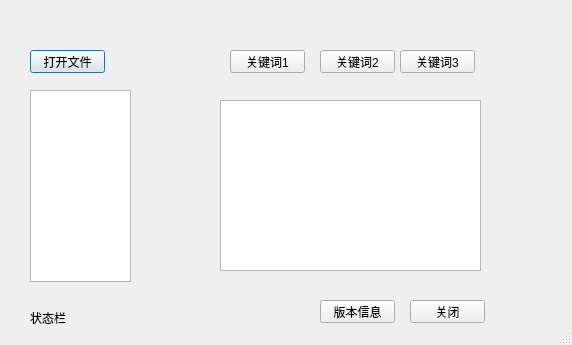
Qt form keyfind.ui (liuyang1988/keyfind) before a commit.
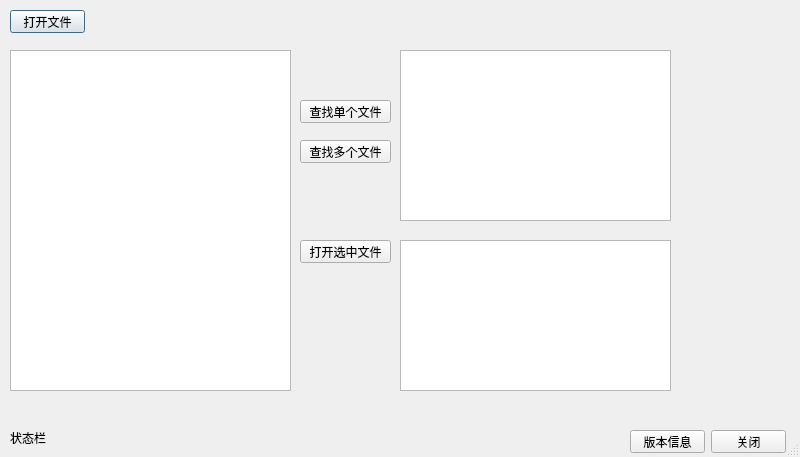
The same form after that commit.

Commit message:
增加了查找按钮的功能
增加了查找按钮的功能

```diff
--- a/keyfind.ui
+++ b/keyfind.ui
@@ -6,8 +6,8 @@
    <rect>
     <x>0</x>
     <y>0</y>
-    <width>572</width>
-    <height>345</height>
+    <width>800</width>
+    <height>457</height>
    </rect>
   </property>
   <property name="windowTitle">
@@ -19,8 +19,8 @@
   <widget class="QPushButton" name="pushButton_fileopen">
    <property name="geometry">
     <rect>
-     <x>30</x>
-     <y>50</y>
+     <x>10</x>
+     <y>10</y>
      <width>75</width>
      <height>23</height>
     </rect>
@@ -32,47 +32,47 @@
   <widget class="QPushButton" name="pushButton_keyword3">
    <property name="geometry">
     <rect>
-     <x>400</x>
-     <y>50</y>
-     <width>75</width>
+     <x>300</x>
+     <y>240</y>
+     <width>91</width>
      <height>23</height>
     </rect>
    </property>
    <property name="text">
-    <string>关键词3</string>
+    <string>打开选中文件</string>
    </property>
   </widget>
   <widget class="QPushButton" name="pushButton_keyword1">
    <property name="geometry">
     <rect>
-     <x>230</x>
-     <y>50</y>
-     <width>75</width>
+     <x>300</x>
+     <y>100</y>
+     <width>91</width>
      <height>23</height>
     </rect>
    </property>
    <property name="text">
-    <string>关键词1</string>
+    <string>查找单个文件</string>
    </property>
   </widget>
   <widget class="QPushButton" name="pushButton_keyword2">
    <property name="geometry">
     <rect>
-     <x>320</x>
-     <y>50</y>
-     <width>75</width>
+     <x>300</x>
+     <y>140</y>
+     <width>91</width>
      <height>23</height>
     </rect>
    </property>
    <property name="text">
-    <string>关键词2</string>
+    <string>查找多个文件</string>
    </property>
   </widget>
   <widget class="QPushButton" name="pushButton_version">
    <property name="geometry">
     <rect>
-     <x>320</x>
-     <y>300</y>
+     <x>630</x>
+     <y>430</y>
      <width>75</width>
      <height>23</height>
     </rect>
@@ -84,8 +84,8 @@
   <widget class="QPushButton" name="pushButton_close">
    <property name="geometry">
     <rect>
-     <x>410</x>
-     <y>300</y>
+     <x>711</x>
+     <y>430</y>
      <width>75</width>
      <height>23</height>
     </rect>
@@ -94,22 +94,12 @@
     <string>关闭</string>
    </property>
   </widget>
-  <widget class="QListView" name="listView_filenames">
-   <property name="geometry">
-    <rect>
-     <x>30</x>
-     <y>90</y>
-     <width>101</width>
-     <height>192</height>
-    </rect>
-   </property>
-  </widget>
   <widget class="QLabel" name="label_status">
    <property name="geometry">
     <rect>
-     <x>30</x>
-     <y>310</y>
-     <width>271</width>
+     <x>10</x>
+     <y>430</y>
+     <width>491</width>
      <height>16</height>
     </rect>
    </property>
@@ -120,13 +110,36 @@
   <widget class="QTextEdit" name="textEdit">
    <property name="geometry">
     <rect>
-     <x>220</x>
-     <y>100</y>
-     <width>261</width>
+     <x>400</x>
+     <y>50</y>
+     <width>271</width>
      <height>171</height>
     </rect>
    </property>
   </widget>
+  <widget class="QListWidget" name="listWidget_filenames">
+   <property name="geometry">
+    <rect>
+     <x>10</x>
+     <y>50</y>
+     <width>281</width>
+     <height>341</height>
+    </rect>
+   </property>
+   <property name="resizeMode">
+    <enum>QListView::Fixed</enum>
+   </property>
+  </widget>
+  <widget class="QListWidget" name="listWidget">
+   <property name="geometry">
+    <rect>
+     <x>400</x>
+     <y>240</y>
+     <width>271</width>
+     <height>151</height>
+    </rect>
+   </property>
+  </widget>
  </widget>
  <resources/>
  <connections>
```
Left out of the diff: 13 changed lines with no effect on the pictures. The commit also changes 6 other files.
